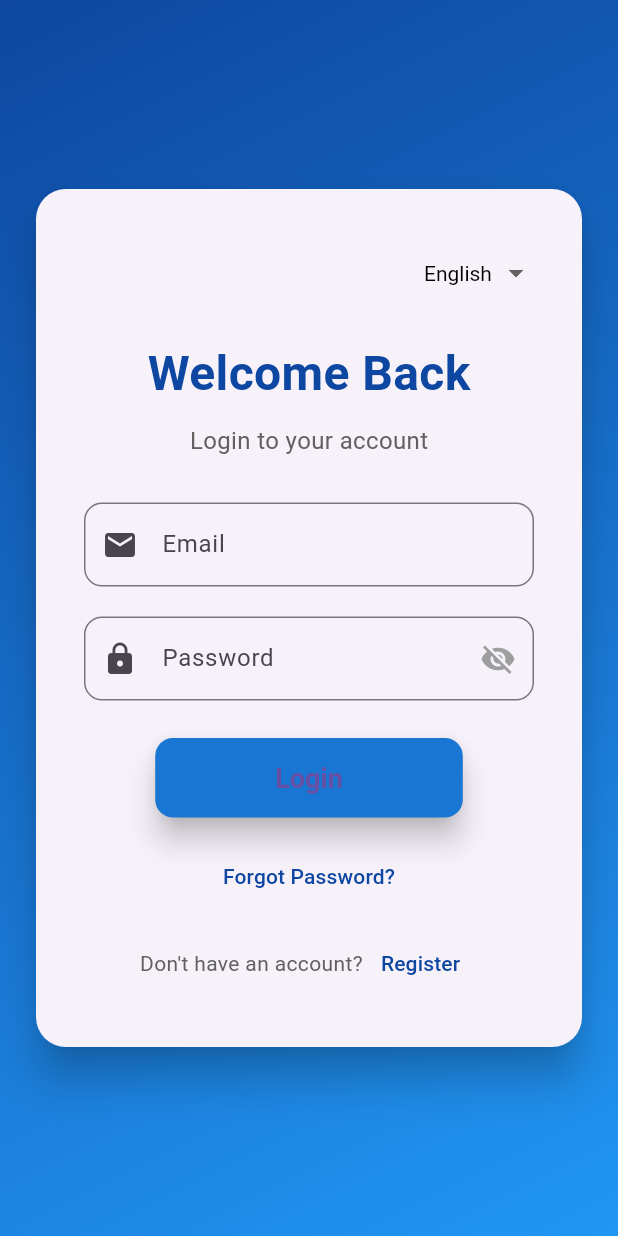
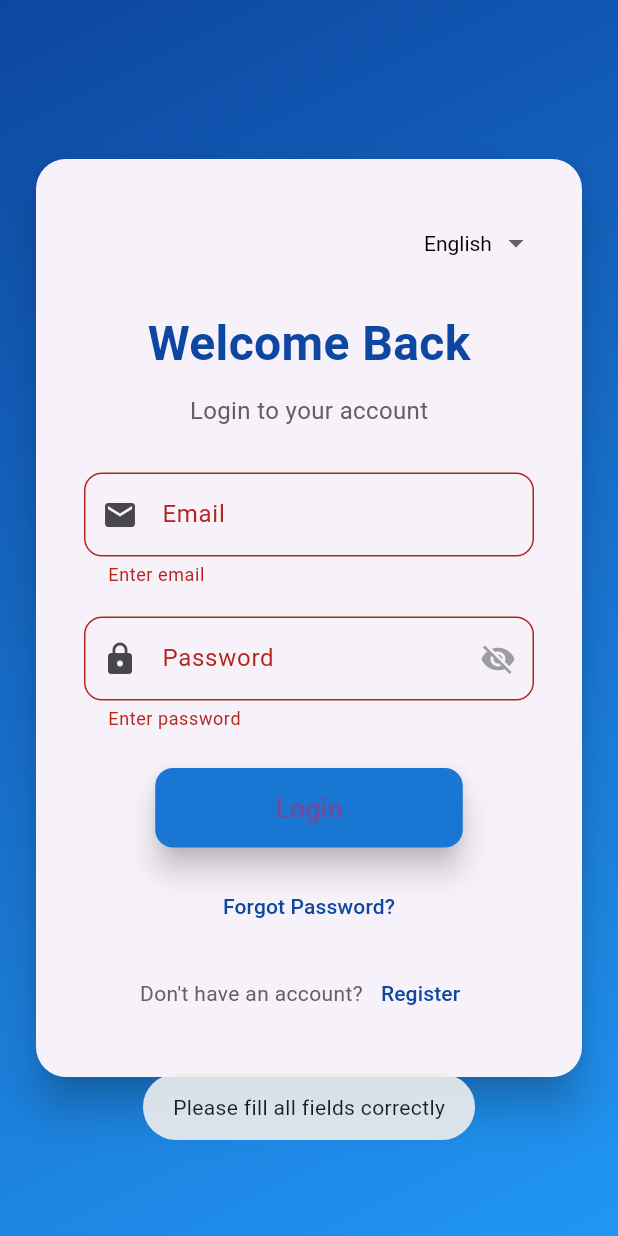
Before and after one commit to hasansnms-jpg/Login-pro, a Flutter app: the screen it shows after launch, after a tap on "Login", on a phone screen of 412 x 824 dp. Run offline on Flutter 3.47's test engine with Material 3 defaults, Android fonts, the phone set to English and light mode, and no system bars; our stand-ins replace email_validator, fluttertoast, intl_phone_field; missing offline and left inert: window_size.

Commit message:
validators updated

```diff
--- a/lib/screens/login_screen.dart
+++ b/lib/screens/login_screen.dart
@@ -5,6 +5,8 @@ import 'package:login_pro/forgot_password_screen.dart';
 import 'register_screen.dart';
 
 class LoginScreen extends StatefulWidget {
+  const LoginScreen({super.key});
+
   @override
   _LoginScreenState createState() => _LoginScreenState();
 }
@@ -23,23 +25,24 @@ class _LoginScreenState extends State<LoginScreen> {
   String? validatePassword(String? value) {
     if (value == null || value.isEmpty) return 'Enter password';
     if (value.length < 8) return 'Password must be at least 8 characters';
-    if (!RegExp(r'[A-Z]').hasMatch(value))
+    if (!RegExp(r'[A-Z]').hasMatch(value)) {
       return 'Include at least one uppercase letter';
+    }
     if (!RegExp(r'[0-9]').hasMatch(value)) return 'Include at least one number';
-    if (!RegExp(r'[!@#$%^&*(),.?":{}|<>]').hasMatch(value))
+    if (!RegExp(r'[!@#$%^&*(),.?":{}|<>]').hasMatch(value)) {
       return 'Include at least one special character';
+    }
     return null;
   }
 
   void login() {
+    // Validate all fields in the form
     if (_formKey.currentState!.validate()) {
-      Fluttertoast.showToast(
-        msg: "Logged in successfully!",
-        backgroundColor: Colors.green,
-        textColor: Colors.white,
-        gravity: ToastGravity.BOTTOM,
-      );
-      // Call your API here
+      // If valid, proceed with login
+      Fluttertoast.showToast(msg: "Logged in successfully!");
+    } else {
+      // If not valid, show an error (optional)
+      Fluttertoast.showToast(msg: "Please fill in all required fields");
     }
   }
 
@@ -64,6 +67,8 @@ class _LoginScreenState extends State<LoginScreen> {
             child: Padding(
               padding: EdgeInsets.all(32),
               child: SingleChildScrollView(
+                child: Form(
+                  key: _formKey,
                   child: Column(
                     mainAxisSize: MainAxisSize.min,
                     children: [
@@ -84,14 +89,18 @@ class _LoginScreenState extends State<LoginScreen> {
                                       )
                                       .toList(),
                               onChanged: (value) {
+                                if (value != null) {
                                   setState(() {
-                                _selectedLanguage = value!;
+                                    _selectedLanguage = value;
                                   });
+                                }
                               },
                               dropdownColor:
-                                Colors.white, // background color of the dropdown
+                                  Colors
+                                      .white, // background color of the dropdown
                               focusColor:
-                                Colors.transparent, // removes gray overlay on click
+                                  Colors
+                                      .transparent, // removes gray overlay on click
                               style: TextStyle(color: Colors.black),
                             ),
                           ),
@@ -122,13 +131,14 @@ class _LoginScreenState extends State<LoginScreen> {
                             borderRadius: BorderRadius.circular(12),
                           ),
                         ),
-                      validator:
-                          (value) =>
-                              EmailValidator.validate(value!)
-                                  ? null
-                                  : "Enter a valid email",
-                      onChanged: (value) => email = value,
-                      keyboardType: TextInputType.emailAddress,
+                        validator: (value) {
+                          if (value == null || value.isEmpty) {
+                            return "Enter email";
+                          } else if (!EmailValidator.validate(value)) {
+                            return "Enter a valid email";
+                          }
+                          return null;
+                        },
                       ),
                       SizedBox(height: 20),
                       // Password Field
@@ -159,7 +169,19 @@ class _LoginScreenState extends State<LoginScreen> {
                       ),
                       SizedBox(height: 25),
                       ElevatedButton(
-                      onPressed: login,
+                        onPressed: () {
+                          if (_formKey.currentState != null &&
+                              _formKey.currentState!.validate()) {
+                            Fluttertoast.showToast(
+                              msg: "Logged in successfully!",
+                            );
+                          } else {
+                            Fluttertoast.showToast(
+                              msg: "Please fill all fields correctly",
+                            );
+                          }
+                        },
+
                         style: ElevatedButton.styleFrom(
                           padding: EdgeInsets.symmetric(
                             vertical: 16,
@@ -177,6 +199,7 @@ class _LoginScreenState extends State<LoginScreen> {
                         ),
                         child: Text("Login"),
                       ),
+
                       SizedBox(height: 15),
                       TextButton(
                         onPressed:
@@ -221,6 +244,7 @@ class _LoginScreenState extends State<LoginScreen> {
             ),
           ),
         ),
+      ),
     );
   }
 }
```
Lines whose indentation alone changed are shown as unchanged.
